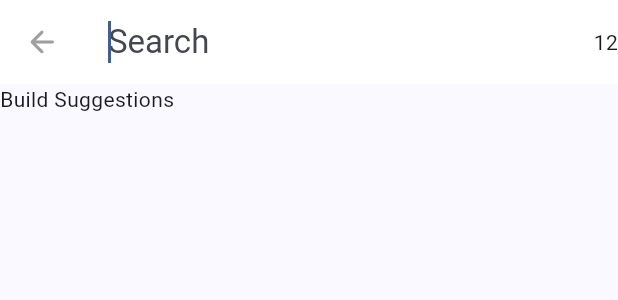
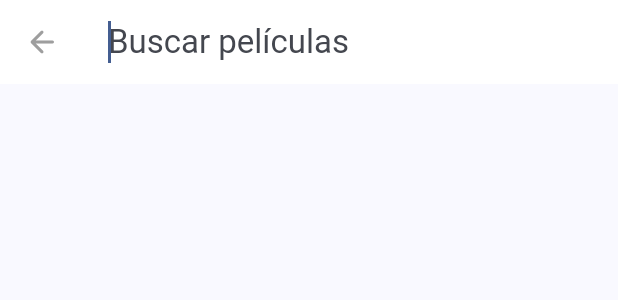
Before and after one commit to oscar-coronel-student/flutter_cinemapedia, a Flutter app: the CustomAppbar widget shown alone on an empty page, opened directly, after a tap on the "search" icon, on a phone screen of 412 x 824 dp. Shown: the top 300 px of the screen. Run offline on Flutter 3.47's test engine with Material 3 defaults, Android fonts, the phone set to English and light mode, and no system bars; our stand-ins replace animate_do, card_swiper, dio, flutter_dotenv, flutter_riverpod, go_router; network calls fail.

Commit message:
SearchMovies: Conectar repositorio con el SearchDelegate y mostrar una lista simple de las peliculas encontradas

```diff
--- a/lib/src/config/endpoints/tmdb_endpoints.dart
+++ b/lib/src/config/endpoints/tmdb_endpoints.dart
@@ -5,7 +5,7 @@ class TmdbEndpoints {
   static const String upcoming = '/upcoming';
   static const String topRated = '/top_rated';
 
-  static const String searchMovies = '/search/movie';
+  static const String searchMovies = '/movie';
 
   static String movieCredits(String movieId){
     return '/$movieId/credits';
--- a/lib/src/infrastructure/datasources/tmdb_search_datasource.dart
+++ b/lib/src/infrastructure/datasources/tmdb_search_datasource.dart
@@ -26,6 +26,8 @@ class TmdbSearchDatasource extends SearchDatasource {
 
   @override
   Future<List<Movie>> searchMovies({required String searchText, int page = 1}) async {
+    if( searchText.trim().isEmpty ) return [];
+
     try {
       final response = await _dio.get(
         TmdbEndpoints.searchMovies,
--- a/lib/src/presentation/delegates/search_movies_delegate.dart
+++ b/lib/src/presentation/delegates/search_movies_delegate.dart
@@ -1,13 +1,34 @@
+import 'package:animate_do/animate_do.dart';
+import 'package:cinemapedia/src/domain/entities/movie.dart';
 import 'package:flutter/material.dart';
 
 
-class SearchMoviesDelegate extends SearchDelegate {
+typedef SearchMoviesCallback = Future<List<Movie>> Function({ required String searchText });
+
+class SearchMoviesDelegate extends SearchDelegate<Movie?> {
+
+  final SearchMoviesCallback searchMovies;
+
+  SearchMoviesDelegate({
+    required this.searchMovies
+  }): super(searchFieldLabel: 'Buscar películas');
+
 
   @override
   List<Widget>? buildActions(BuildContext context) {
     return [
-      Text('1'),
-      Text('2')
+      query.trim().isNotEmpty
+        ? FadeIn(
+            animate: true,
+            duration: const Duration( milliseconds: 300 ),
+            child: IconButton(
+              onPressed: (){
+                query = '';
+              },
+              icon: const Icon( Icons.clear_outlined )
+            ),
+          )
+        : Container()
     ];
   }
 
@@ -28,7 +49,64 @@ class SearchMoviesDelegate extends SearchDelegate {
 
   @override
   Widget buildSuggestions(BuildContext context) {
-    return const Text('Build Suggestions');
+    return FutureBuilder(
+      future: searchMovies( searchText: query ),
+      builder: (context, snapshot){
+        if( snapshot.connectionState != ConnectionState.done ){
+          return const Center(
+            child: CircularProgressIndicator(),
+          );
+        }
+
+        final List<Movie> movies = snapshot.data ?? [];
+
+        return ListView.builder(
+
+          itemCount: movies.length,
+          itemBuilder: (context, index) {
+            final movie = movies[index];
+
+            return Column(
+              children: [
+                ListTile(
+                  onTap: (){
+
+                  },
+                  minTileHeight: 150,
+                  leading: SizedBox(
+                    width: 100,
+                    height: double.infinity,
+                    child: ClipRRect(
+                      borderRadius: BorderRadius.circular(7),
+                      clipBehavior: Clip.hardEdge,
+                      child: Image.network(
+                        movie.posterPath,
+                        fit: BoxFit.cover,
+                        height: 150,
+                        loadingBuilder: (context, child, loadingProgress) {
+                          if( loadingProgress == null ) return child;
+
+                          return const Center(
+                            child: CircularProgressIndicator(),
+                          );
+                        },
+                      ),
+                    ),
+                  ),
+                  title: Text(movie.title),
+                  subtitle: Text(
+                    movie.overview,
+                    maxLines: 2,
+                    overflow: TextOverflow.ellipsis,
+                  ),
+                ),
+                const Divider( height: 0 )
+              ],
+            );
+          },
+        );
+      },
+    );
   }
 
 }
--- a/lib/src/presentation/widgets/custom_appbar.dart
+++ b/lib/src/presentation/widgets/custom_appbar.dart
@@ -1,13 +1,17 @@
 import 'package:cinemapedia/src/presentation/delegates/search_movies_delegate.dart';
+import 'package:cinemapedia/src/presentation/providers/search_repository_provider.dart';
 import 'package:flutter/material.dart';
+import 'package:flutter_riverpod/flutter_riverpod.dart';
 
 
-class CustomAppbar extends StatelessWidget {
+class CustomAppbar extends ConsumerWidget {
 
   const CustomAppbar({super.key});
 
   @override
-  Widget build(BuildContext context) {
+  Widget build(BuildContext context, WidgetRef ref) {
+
+    final searchRepository = ref.read( searchRepositoryProvider );
 
     final colors = Theme.of(context).colorScheme;
     final titleStyle = Theme.of(context).textTheme.titleMedium;
@@ -28,7 +32,9 @@ class CustomAppbar extends StatelessWidget {
                 onPressed: (){
                   showSearch(
                     context: context,
-                    delegate: SearchMoviesDelegate()
+                    delegate: SearchMoviesDelegate(
+                      searchMovies: searchRepository.searchMovies
+                    )
                   );
                 },
                 icon: const Icon( Icons.search )
```
